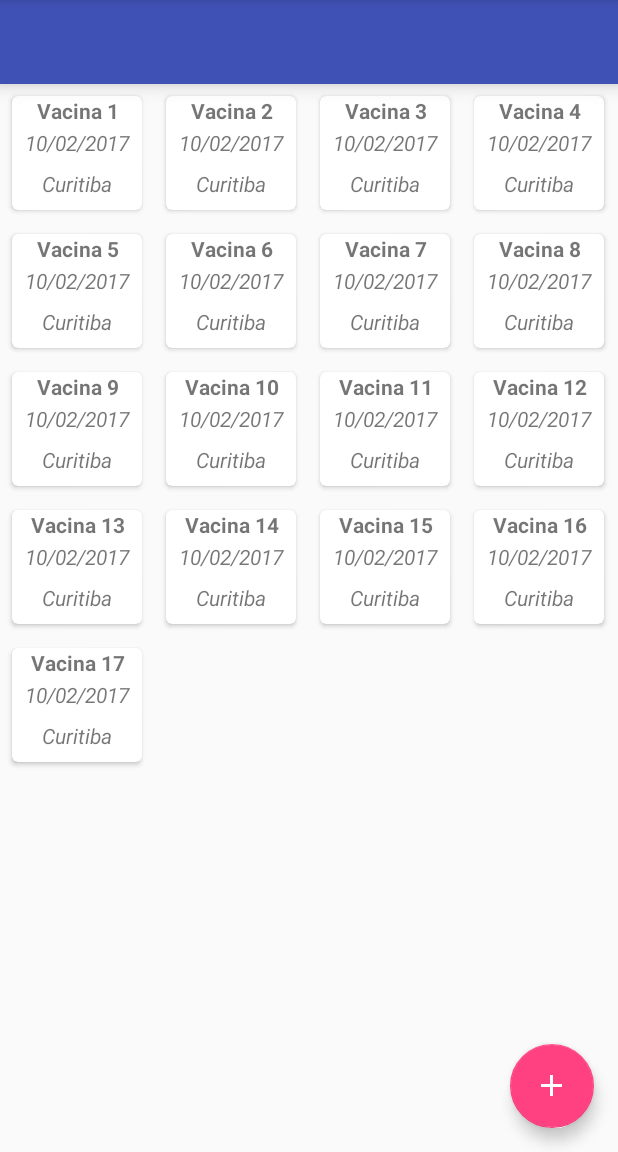
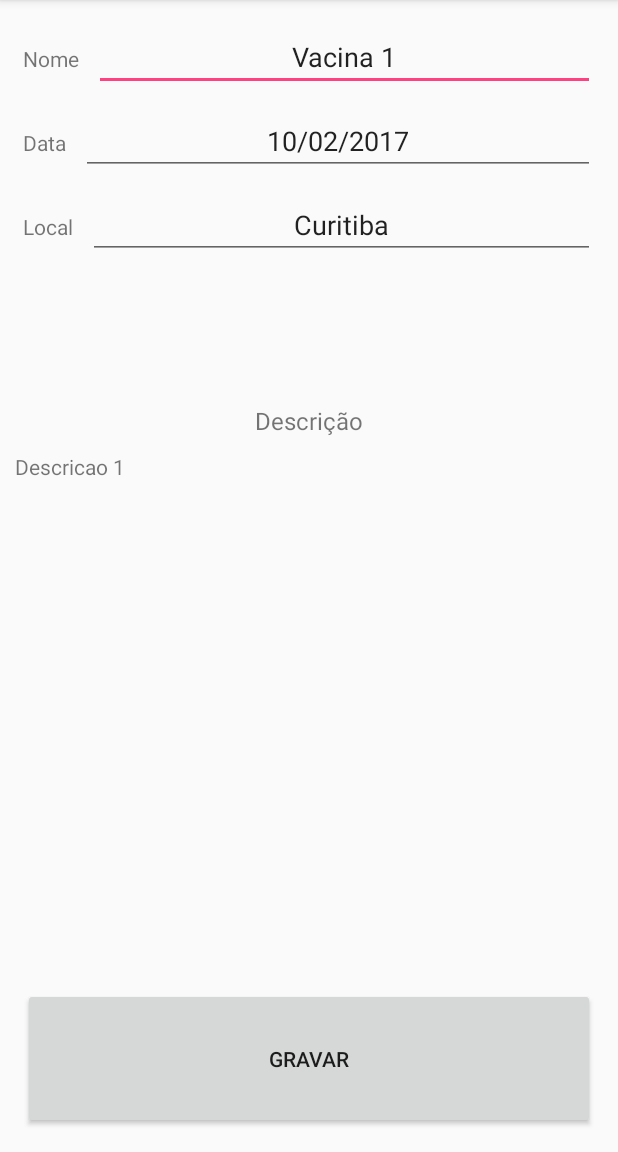
Before and after one commit to mauriciodoerr/vacine2, an Android app: the CarteirinhaActivity screen opened directly, with no data from a screen before it, after a tap on "Vacina 1", on a phone screen of 412 x 824 dp, the part 84-1236 px from its top. Run offline under Robolectric (Android 15) with nearby library versions, the phone set to English and light mode, and no system bars.

Commit message:
Edit Vacina and create new Vacina implemented

```diff
--- a/app/build.gradle
+++ b/app/build.gradle
@@ -28,6 +28,6 @@ dependencies {
     compile 'com.android.support:cardview-v7:25.3.1'
     compile 'com.android.support:recyclerview-v7:25.3.1'
     compile 'com.android.support:appcompat-v7:25.3.1'
+    compile 'com.android.support.constraint:constraint-layout:1.0.2'
     testCompile 'junit:junit:4.12'
-    compile 'com.android.support.constraint:constraint-layout:1.0.2'
 }
--- a/app/src/main/AndroidManifest.xml
+++ b/app/src/main/AndroidManifest.xml
@@ -16,7 +16,8 @@
                 <category android:name="android.intent.category.LAUNCHER" />
             </intent-filter>
         </activity>
-        <activity android:name=".CarteirinhaActivity"></activity>
+        <activity android:name=".CarteirinhaActivity" />
+        <activity android:name=".VacinaActivity"></activity>
     </application>
 
 </manifest>
--- a/app/src/main/java/org/vacine/CarteirinhaActivity.java
+++ b/app/src/main/java/org/vacine/CarteirinhaActivity.java
@@ -1,5 +1,8 @@
 package org.vacine;
 
+import android.app.ActivityOptions;
+import android.content.Intent;
+import android.os.Build;
 import android.support.design.widget.FloatingActionButton;
 import android.support.v7.app.AppCompatActivity;
 import android.os.Bundle;
@@ -7,7 +10,9 @@ import android.support.v7.widget.DefaultItemAnimator;
 import android.support.v7.widget.RecyclerView;
 import android.support.v7.widget.StaggeredGridLayoutManager;
 import android.support.v7.widget.Toolbar;
+import android.transition.Explode;
 import android.view.View;
+import android.widget.TextView;
 
 import org.vacine.Util.Vacinas;
 import org.vacine.adapter.VacinaAdapter;
@@ -28,17 +33,27 @@ public class CarteirinhaActivity extends AppCompatActivity {
         super.onCreate(savedInstanceState);
         setContentView(R.layout.activity_carteirinha);
 
-        //String name = getIntent().getExtras().getString("name");
+//        String name = getIntent().getExtras().getString("name");
         vacinas = Vacinas.getVacinas();
         findViews();
 //        setToolbar("Mauricio");
         setRecyclerView();
+        setActions();
     }
 
     private void findViews(){
         toolbar = (Toolbar) findViewById(R.id.toolbar);
         recyclerViewVacinas = (RecyclerView) findViewById(R.id.recycler_view_vacinas);
-        facAddSong = (FloatingActionButton) findViewById(R.id.fac_add_song);
+        facAddSong = (FloatingActionButton) findViewById(R.id.fac_add_vacina);
+    }
+
+    private void setActions() {
+        facAddSong.setOnClickListener(new View.OnClickListener() {
+            @Override
+            public void onClick(View view) {
+                createVacina();
+            }
+        });
     }
 
     private void setRecyclerView(){
@@ -52,9 +67,10 @@ public class CarteirinhaActivity extends AppCompatActivity {
             public void onClick(View view) {
                 int position = recyclerViewVacinas.getChildLayoutPosition(view);
                 //ImageView img = (ImageView) view.findViewById(R.id.ivi_cover);
+                TextView viewTransition = (TextView) view.findViewById(R.id.text_view_vacina_name);
                 Bundle bundle = new Bundle();
                 bundle.putSerializable("vacina", vacinas.get(position));
-                //goToPlaySong(img, bundle);
+                goToVacina(viewTransition, bundle);
             }
         });
 
@@ -62,6 +78,28 @@ public class CarteirinhaActivity extends AppCompatActivity {
         recyclerViewVacinas.setItemAnimator(new DefaultItemAnimator());
     }
 
+    private void goToVacina(View view, Bundle bundle){
+        Intent intent = new Intent(CarteirinhaActivity.this, VacinaActivity.class);
+        if (bundle != null) {
+            intent.putExtra("extra", bundle);
+        }
+
+        if (Build.VERSION.SDK_INT >= Build.VERSION_CODES.LOLLIPOP) {
+            getWindow().setExitTransition(new Explode());
+            ActivityOptions opt = view != null ?
+                    ActivityOptions.makeSceneTransitionAnimation(this, view, "view") :
+                    ActivityOptions.makeSceneTransitionAnimation(this);
+            startActivity(intent, opt.toBundle());
+        } else {
+            startActivity(intent);
+        }
+    }
+
+    private void createVacina(){
+        Intent intent = new Intent(CarteirinhaActivity.this, VacinaActivity.class);
+        startActivity(intent);
+    }
+
     private void setToolbar(String name){
         toolbar.setTitle("Hi" + name);
         setSupportActionBar(toolbar);
--- a/app/src/main/java/org/vacine/Util/Vacinas.java
+++ b/app/src/main/java/org/vacine/Util/Vacinas.java
@@ -18,23 +18,23 @@ public class Vacinas {
     public static List<Vacina> getVacinas() {
         List<Vacina> vacinas = new ArrayList<>();
 
-        vacinas.add(new Vacina("Vacina 1", "10/02/2017", "Curitiba"));
-        vacinas.add(new Vacina("Vacina 2", "10/02/2017", "Curitiba"));
-        vacinas.add(new Vacina("Vacina 3", "10/02/2017", "Curitiba"));
-        vacinas.add(new Vacina("Vacina 4", "10/02/2017", "Curitiba"));
-        vacinas.add(new Vacina("Vacina 5", "10/02/2017", "Curitiba"));
-        vacinas.add(new Vacina("Vacina 6", "10/02/2017", "Curitiba"));
-        vacinas.add(new Vacina("Vacina 7", "10/02/2017", "Curitiba"));
-        vacinas.add(new Vacina("Vacina 8", "10/02/2017", "Curitiba"));
-        vacinas.add(new Vacina("Vacina 9", "10/02/2017", "Curitiba"));
-        vacinas.add(new Vacina("Vacina 10", "10/02/2017", "Curitiba"));
-        vacinas.add(new Vacina("Vacina 11", "10/02/2017", "Curitiba"));
-        vacinas.add(new Vacina("Vacina 12", "10/02/2017", "Curitiba"));
-        vacinas.add(new Vacina("Vacina 13", "10/02/2017", "Curitiba"));
-        vacinas.add(new Vacina("Vacina 14", "10/02/2017", "Curitiba"));
-        vacinas.add(new Vacina("Vacina 15", "10/02/2017", "Curitiba"));
-        vacinas.add(new Vacina("Vacina 16", "10/02/2017", "Curitiba"));
-        vacinas.add(new Vacina("Vacina 17", "10/02/2017", "Curitiba"));
+        vacinas.add(new Vacina("Vacina 1", "10/02/2017", "Curitiba", "Descricao 1"));
+        vacinas.add(new Vacina("Vacina 2", "10/02/2017", "Curitiba", "Descricao 2"));
+        vacinas.add(new Vacina("Vacina 3", "10/02/2017", "Curitiba", "Descricao 3"));
+        vacinas.add(new Vacina("Vacina 4", "10/02/2017", "Curitiba", "Descricao 4"));
+        vacinas.add(new Vacina("Vacina 5", "10/02/2017", "Curitiba", "Descricao 5"));
+        vacinas.add(new Vacina("Vacina 6", "10/02/2017", "Curitiba", "Descricao 6"));
+        vacinas.add(new Vacina("Vacina 7", "10/02/2017", "Curitiba", "Descricao 7"));
+        vacinas.add(new Vacina("Vacina 8", "10/02/2017", "Curitiba", "Descricao 8"));
+        vacinas.add(new Vacina("Vacina 9", "10/02/2017", "Curitiba", "Descricao 9"));
+        vacinas.add(new Vacina("Vacina 10", "10/02/2017", "Curitiba", "Descricao 10"));
+        vacinas.add(new Vacina("Vacina 11", "10/02/2017", "Curitiba", "Descricao 11"));
+        vacinas.add(new Vacina("Vacina 12", "10/02/2017", "Curitiba", "Descricao 12"));
+        vacinas.add(new Vacina("Vacina 13", "10/02/2017", "Curitiba", "Descricao 13"));
+        vacinas.add(new Vacina("Vacina 14", "10/02/2017", "Curitiba", "Descricao 14"));
+        vacinas.add(new Vacina("Vacina 15", "10/02/2017", "Curitiba", "Descricao 15"));
+        vacinas.add(new Vacina("Vacina 16", "10/02/2017", "Curitiba", "Descricao 16"));
+        vacinas.add(new Vacina("Vacina 17", "10/02/2017", "Curitiba", "Descricao 17"));
 
         return vacinas;
     }
--- /dev/null
+++ b/app/src/main/java/org/vacine/VacinaActivity.java
@@ -0,0 +1,51 @@
+package org.vacine;
+
+import android.os.Build;
+import android.support.v7.app.AppCompatActivity;
+import android.os.Bundle;
+import android.view.View;
+import android.widget.EditText;
+import android.widget.TextView;
+
+import org.vacine.model.Vacina;
+
+public class VacinaActivity extends AppCompatActivity {
+
+    private EditText txtEditVacinaName;
+    private EditText txtEditDate;
+    private EditText txtEditPlace;
+    private TextView txtEditDescription;
+
+    @Override
+    protected void onCreate(Bundle savedInstanceState) {
+        super.onCreate(savedInstanceState);
+        setContentView(R.layout.activity_vacina);
+
+        findViews();
+        if (getIntent().getBundleExtra("extra") != null) {
+            Vacina vacina = (Vacina) getIntent().getBundleExtra("extra").getSerializable("vacina");
+            setInfo(vacina);
+            validateTransitions(txtEditVacinaName);
+        }
+    }
+
+    private void findViews(){
+        txtEditVacinaName = (EditText) findViewById(R.id.edt_edit_vacina_name);
+        txtEditDate = (EditText) findViewById(R.id.edt_edit_vacina_date);
+        txtEditPlace = (EditText) findViewById(R.id.edt_edit_vacina_place);
+        txtEditDescription = (TextView) findViewById(R.id.txt_view_edit_vacina_descricao);
+    }
+
+    private void setInfo(Vacina vacina) {
+        txtEditVacinaName.setText(vacina.getName());
+        txtEditDate.setText(vacina.getDate());
+        txtEditPlace.setText(vacina.getPlace());
+        txtEditDescription.setText(vacina.getDescription());
+    }
+
+    private void validateTransitions(View view) {
+        if (Build.VERSION.SDK_INT >= Build.VERSION_CODES.LOLLIPOP) {
+            view.setTransitionName("view");
+        }
+    }
+}
--- a/app/src/main/java/org/vacine/model/Vacina.java
+++ b/app/src/main/java/org/vacine/model/Vacina.java
@@ -15,14 +15,16 @@ public class Vacina implements Serializable {
     private String name;
     private String date;
     private String place;
+    private String description;
 
     public Vacina() {
     }
 
-    public Vacina(String name, String date, String place) {
+    public Vacina(String name, String date, String place, String description) {
         this.name = name;
         this.date = date;
         this.place = place;
+        this.description = description;
     }
 
     public String getName() {
@@ -57,4 +59,12 @@ public class Vacina implements Serializable {
                 ", place='" + place + '\'' +
                 '}';
     }
+
+    public String getDescription() {
+        return description;
+    }
+
+    public void setDescription(String description) {
+        this.description = description;
+    }
 }
--- a/app/src/main/res/layout/activity_carteirinha.xml
+++ b/app/src/main/res/layout/activity_carteirinha.xml
@@ -23,7 +23,7 @@
         android:layout_height="wrap_content"/>
 
     <android.support.design.widget.FloatingActionButton
-        android:id="@+id/fac_add_song"
+        android:id="@+id/fac_add_vacina"
         android:layout_width="wrap_content"
         android:layout_height="wrap_content"
         android:layout_alignParentBottom="true"
--- a/app/src/main/res/layout/activity_perfil.xml
+++ b/app/src/main/res/layout/activity_perfil.xml
@@ -86,7 +86,7 @@
                 android:layout_width="match_parent"
                 android:layout_height="wrap_content"
                 android:hint="@string/birthday_date"
-                android:inputType="textPersonName|textCapWords"
+                android:inputType="date"
                 android:textColor="@android:color/black"
                 android:textSize="16sp" />
 
--- /dev/null
+++ b/app/src/main/res/layout/activity_vacina.xml
@@ -0,0 +1,120 @@
+<?xml version="1.0" encoding="utf-8"?>
+<LinearLayout xmlns:android="http://schemas.android.com/apk/res/android"
+    xmlns:app="http://schemas.android.com/apk/res-auto"
+    xmlns:tools="http://schemas.android.com/tools"
+    android:orientation="vertical"
+    android:layout_width="match_parent"
+    android:layout_height="match_parent"
+    tools:context="org.vacine.VacinaActivity">
+
+    <LinearLayout
+        android:layout_width="match_parent"
+        android:layout_height="0dp"
+        android:layout_weight="2"
+        android:orientation="vertical"
+        android:layout_margin="10dp">
+
+        <LinearLayout
+            android:layout_width="match_parent"
+            android:layout_height="wrap_content"
+            android:orientation="horizontal"
+            android:layout_margin="5dp">
+
+            <TextView
+                android:layout_width="wrap_content"
+                android:layout_height="wrap_content"
+                android:gravity="center"
+                android:text="@string/vacina_name"/>
+            <EditText
+                android:id="@+id/edt_edit_vacina_name"
+                android:layout_width="match_parent"
+                android:layout_height="wrap_content"
+                android:textAlignment="center"
+                android:layout_marginLeft="10dp"
+                android:inputType="text"
+                />
+
+        </LinearLayout>
+
+        <LinearLayout
+            android:layout_width="match_parent"
+            android:layout_height="wrap_content"
+            android:orientation="horizontal"
+            android:layout_margin="5dp">
+
+            <TextView
+                android:layout_width="wrap_content"
+                android:layout_height="wrap_content"
+                android:gravity="center"
+                android:text="@string/vacina_date"/>
+            <EditText
+                android:id="@+id/edt_edit_vacina_date"
+                android:layout_width="match_parent"
+                android:layout_height="wrap_content"
+                android:textAlignment="center"
+                android:layout_marginLeft="10dp"
+                android:inputType="date"
+                />
+
+        </LinearLayout>
+
+        <LinearLayout
+            android:layout_width="match_parent"
+            android:layout_height="wrap_content"
+            android:orientation="horizontal"
+            android:layout_margin="5dp">
+
+            <TextView
+                android:layout_width="wrap_content"
+                android:layout_height="wrap_content"
+                android:gravity="center"
+                android:text="@string/vacina_place"/>
+            <EditText
+                android:id="@+id/edt_edit_vacina_place"
+                android:layout_width="match_parent"
+                android:layout_height="wrap_content"
+                android:textAlignment="center"
+                android:layout_marginLeft="10dp"
+                android:inputType="textPostalAddress"
+                />
+
+        </LinearLayout>
+
+    </LinearLayout>
+
+    <LinearLayout
+        android:layout_width="match_parent"
+        android:layout_height="0dp"
+        android:layout_weight="3"
+        android:orientation="vertical">
+
+        <TextView
+            android:layout_width="match_parent"
+            android:layout_height="wrap_content"
+            android:textAlignment="center"
+            android:text="@string/vacina_descricao"
+            android:textSize="16sp"/>
+
+        <TextView
+            android:layout_margin="10dp"
+            android:id="@+id/txt_view_edit_vacina_descricao"
+            android:layout_width="match_parent"
+            android:layout_height="match_parent" />
+
+    </LinearLayout>
+
+    <LinearLayout
+        android:layout_width="match_parent"
+        android:layout_height="0dp"
+        android:layout_weight="1">
+
+        <Button
+            android:layout_margin="15dp"
+            android:layout_width="match_parent"
+            android:layout_height="match_parent"
+            android:gravity="center"
+            android:text="@string/gravar"/>
+
+    </LinearLayout>
+
+</LinearLayout>
--- a/app/src/main/res/values/strings.xml
+++ b/app/src/main/res/values/strings.xml
@@ -12,4 +12,6 @@
     <string name="vacina_name">Nome</string>
     <string name="vacina_date">Data</string>
     <string name="vacina_place">Local</string>
+    <string name="vacina_descricao">Descrição</string>
+    <string name="gravar">Gravar</string>
 </resources>
```
